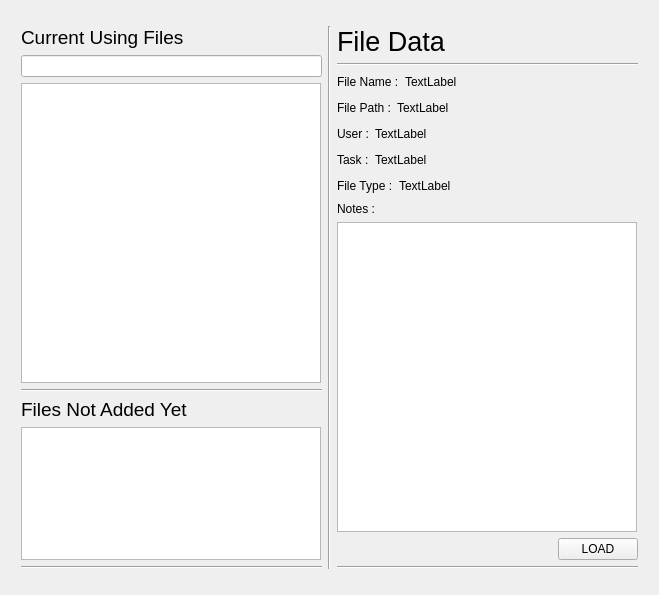
Qt form toolkit/config/python/tracker.ui (yrchoo/baked) before a commit.
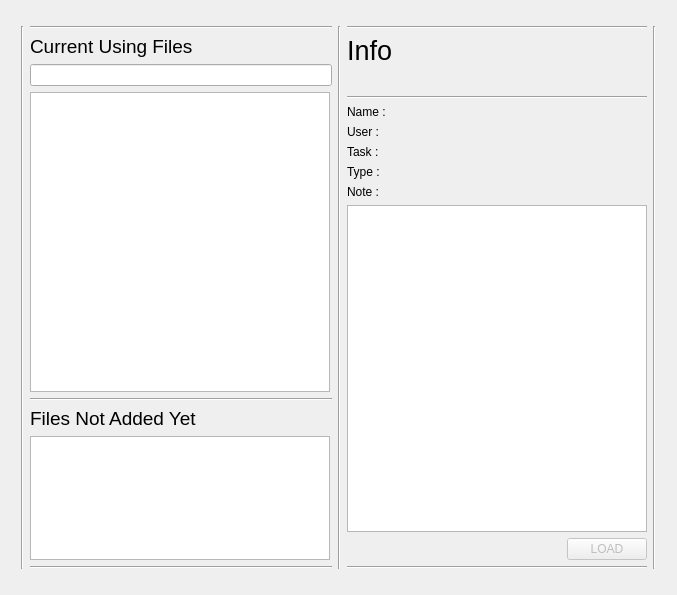
The same form after that commit.

The edit to the form file:
```diff
--- a/toolkit/config/python/tracker.ui
+++ b/toolkit/config/python/tracker.ui
@@ -6,7 +6,7 @@
    <rect>
     <x>0</x>
     <y>0</y>
-    <width>659</width>
+    <width>677</width>
     <height>595</height>
    </rect>
   </property>
@@ -28,8 +28,22 @@
      <property name="bottomMargin">
       <number>15</number>
      </property>
+     <item>
+      <widget class="Line" name="line_7">
+       <property name="orientation">
+        <enum>Qt::Vertical</enum>
+       </property>
+      </widget>
+     </item>
      <item>
       <layout class="QVBoxLayout" name="verticalLayout">
+       <item>
+        <widget class="Line" name="line_8">
+         <property name="orientation">
+          <enum>Qt::Horizontal</enum>
+         </property>
+        </widget>
+       </item>
        <item>
         <widget class="QLabel" name="label_2">
          <property name="minimumSize">
@@ -141,6 +155,13 @@
        <property name="rightMargin">
         <number>0</number>
        </property>
+       <item>
+        <widget class="Line" name="line_3">
+         <property name="orientation">
+          <enum>Qt::Horizontal</enum>
+         </property>
+        </widget>
+       </item>
        <item>
         <widget class="QLabel" name="label">
          <property name="font">
@@ -149,12 +170,29 @@
           </font>
          </property>
          <property name="text">
-          <string>File Data</string>
+          <string>Info</string>
          </property>
         </widget>
        </item>
        <item>
-        <widget class="Line" name="line_3">
+        <widget class="QLabel" name="label_version">
+         <property name="font">
+          <font>
+           <family>Courier Prime</family>
+           <pointsize>10</pointsize>
+           <italic>true</italic>
+          </font>
+         </property>
+         <property name="styleSheet">
+          <string notr="true">color: rgb(204, 0, 0);</string>
+         </property>
+         <property name="text">
+          <string/>
+         </property>
+        </widget>
+       </item>
+       <item>
+        <widget class="Line" name="line_9">
          <property name="orientation">
           <enum>Qt::Horizontal</enum>
          </property>
@@ -164,61 +202,23 @@
         <layout class="QHBoxLayout" name="horizontalLayout_6">
          <item>
           <widget class="QLabel" name="label_4">
+           <property name="maximumSize">
+            <size>
+             <width>54</width>
+             <height>16777215</height>
+            </size>
+           </property>
            <property name="text">
-            <string>File Name :</string>
+            <string>Name :</string>
            </property>
           </widget>
          </item>
          <item>
           <widget class="QLabel" name="label_file">
            <property name="text">
-            <string>TextLabel</string>
+            <string/>
            </property>
           </widget>
-         </item>
-         <item>
-          <spacer name="horizontalSpacer_2">
-           <property name="orientation">
-            <enum>Qt::Horizontal</enum>
-           </property>
-           <property name="sizeHint" stdset="0">
-            <size>
-             <width>40</width>
-             <height>20</height>
-            </size>
-           </property>
-          </spacer>
-         </item>
-        </layout>
-       </item>
-       <item>
-        <layout class="QHBoxLayout" name="horizontalLayout_5">
-         <item>
-          <widget class="QLabel" name="label_5">
-           <property name="text">
-            <string>File Path :</string>
-           </property>
-          </widget>
-         </item>
-         <item>
-          <widget class="QLabel" name="label_path">
-           <property name="text">
-            <string>TextLabel</string>
-           </property>
-          </widget>
-         </item>
-         <item>
-          <spacer name="horizontalSpacer_3">
-           <property name="orientation">
-            <enum>Qt::Horizontal</enum>
-           </property>
-           <property name="sizeHint" stdset="0">
-            <size>
-             <width>40</width>
-             <height>20</height>
-            </size>
-           </property>
-          </spacer>
          </item>
         </layout>
        </item>
@@ -226,6 +226,12 @@
         <layout class="QHBoxLayout" name="horizontalLayout_4">
          <item>
           <widget class="QLabel" name="label_6">
+           <property name="maximumSize">
+            <size>
+             <width>45</width>
+             <height>16777215</height>
+            </size>
+           </property>
            <property name="text">
             <string>User :</string>
            </property>
@@ -234,29 +240,22 @@
          <item>
           <widget class="QLabel" name="label_user">
            <property name="text">
-            <string>TextLabel</string>
+            <string/>
            </property>
           </widget>
          </item>
-         <item>
-          <spacer name="horizontalSpacer_4">
-           <property name="orientation">
-            <enum>Qt::Horizontal</enum>
-           </property>
-           <property name="sizeHint" stdset="0">
-            <size>
-             <width>40</width>
-             <height>20</height>
-            </size>
-           </property>
-          </spacer>
-         </item>
         </layout>
        </item>
        <item>
         <layout class="QHBoxLayout" name="horizontalLayout_3">
          <item>
           <widget class="QLabel" name="label_7">
+           <property name="maximumSize">
+            <size>
+             <width>45</width>
+             <height>16777215</height>
+            </size>
+           </property>
            <property name="text">
             <string>Task :</string>
            </property>
@@ -265,54 +264,34 @@
          <item>
           <widget class="QLabel" name="label_task">
            <property name="text">
-            <string>TextLabel</string>
+            <string/>
            </property>
           </widget>
          </item>
-         <item>
-          <spacer name="horizontalSpacer_5">
-           <property name="orientation">
-            <enum>Qt::Horizontal</enum>
-           </property>
-           <property name="sizeHint" stdset="0">
-            <size>
-             <width>40</width>
-             <height>20</height>
-            </size>
-           </property>
-          </spacer>
-         </item>
         </layout>
        </item>
        <item>
         <layout class="QHBoxLayout" name="horizontalLayout_2">
          <item>
           <widget class="QLabel" name="label_8">
+           <property name="maximumSize">
+            <size>
+             <width>45</width>
+             <height>16777215</height>
+            </size>
+           </property>
            <property name="text">
-            <string>File Type :</string>
+            <string>Type :</string>
            </property>
           </widget>
          </item>
          <item>
           <widget class="QLabel" name="label_type">
            <property name="text">
-            <string>TextLabel</string>
+            <string/>
            </property>
           </widget>
          </item>
-         <item>
-          <spacer name="horizontalSpacer_6">
-           <property name="orientation">
-            <enum>Qt::Horizontal</enum>
-           </property>
-           <property name="sizeHint" stdset="0">
-            <size>
-             <width>40</width>
-             <height>20</height>
-            </size>
-           </property>
-          </spacer>
-         </item>
         </layout>
        </item>
        <item>
@@ -320,7 +299,7 @@
          <item>
           <widget class="QLabel" name="label_9">
            <property name="text">
-            <string>Notes :</string>
+            <string>Note :</string>
            </property>
           </widget>
          </item>
@@ -358,6 +337,9 @@
          </property>
          <item alignment="Qt::AlignRight">
           <widget class="QPushButton" name="pushButton_load">
+           <property name="enabled">
+            <bool>false</bool>
+           </property>
            <property name="text">
             <string>LOAD</string>
            </property>
@@ -374,6 +356,13 @@
        </item>
       </layout>
      </item>
+     <item>
+      <widget class="Line" name="line_6">
+       <property name="orientation">
+        <enum>Qt::Vertical</enum>
+       </property>
+      </widget>
+     </item>
     </layout>
    </item>
   </layout>
```
